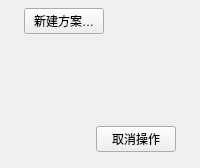
Above: windows/mainwindow_child/homepage/pages/homepage_page_branches.ui from Zao-chen/ZcVersionBox before the change. Below: the same form after it.
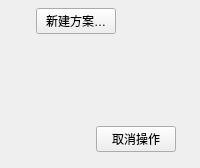
That is the form after the change.

Commit message:
fix(ui): 方案页内容边距与其他页面对齐
页面左边距按备份页和预览页的内容边缘统一，当前方案标记条随行内容右移。

Patch:
```diff
--- a/windows/mainwindow_child/homepage/pages/homepage_page_branches.ui
+++ b/windows/mainwindow_child/homepage/pages/homepage_page_branches.ui
@@ -3,13 +3,17 @@
  <class>HomePageBranchesPage</class>
  <widget class="QWidget" name="HomePageBranchesPage">
   <layout class="QVBoxLayout" name="layout" stretch="0,1,0">
-   <property name="leftMargin"><number>24</number></property>
+   <property name="leftMargin"><number>20</number></property>
    <property name="topMargin"><number>8</number></property>
    <property name="rightMargin"><number>24</number></property>
    <property name="bottomMargin"><number>16</number></property>
    <property name="spacing"><number>12</number></property>
    <item>
     <layout class="QHBoxLayout" name="listActions">
+     <property name="leftMargin"><number>16</number></property>
+     <property name="topMargin"><number>0</number></property>
+     <property name="rightMargin"><number>0</number></property>
+     <property name="bottomMargin"><number>0</number></property>
      <property name="spacing"><number>8</number></property>
      <item><widget class="QPushButton" name="listCreate"><property name="text"><string>新建方案…</string></property></widget></item>
      <item><spacer name="listActionSpace"><property name="orientation"><enum>Qt::Horizontal</enum></property><property name="sizeHint" stdset="0"><size><width>0</width><height>0</height></size></property></spacer></item>
```
The commit also changes 3 other files.
